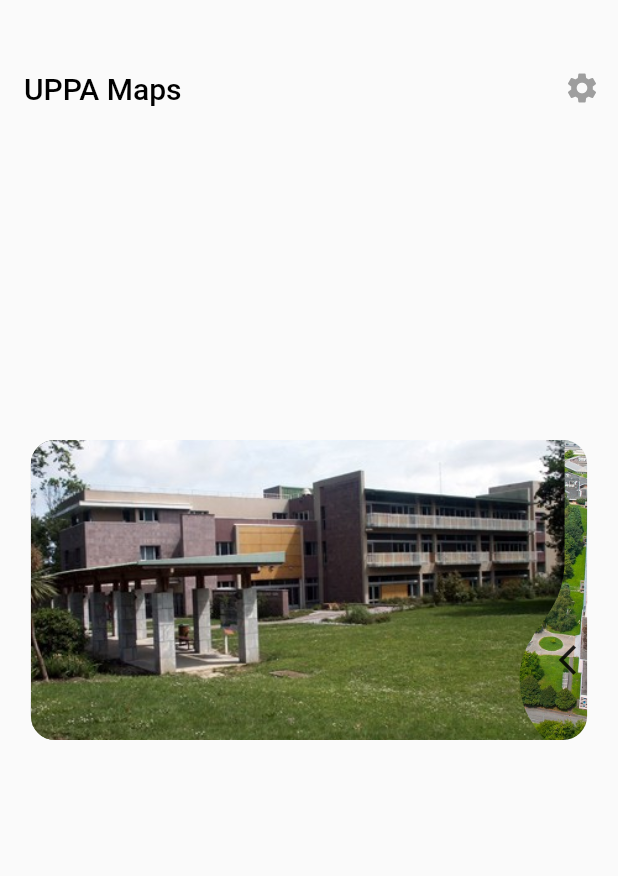
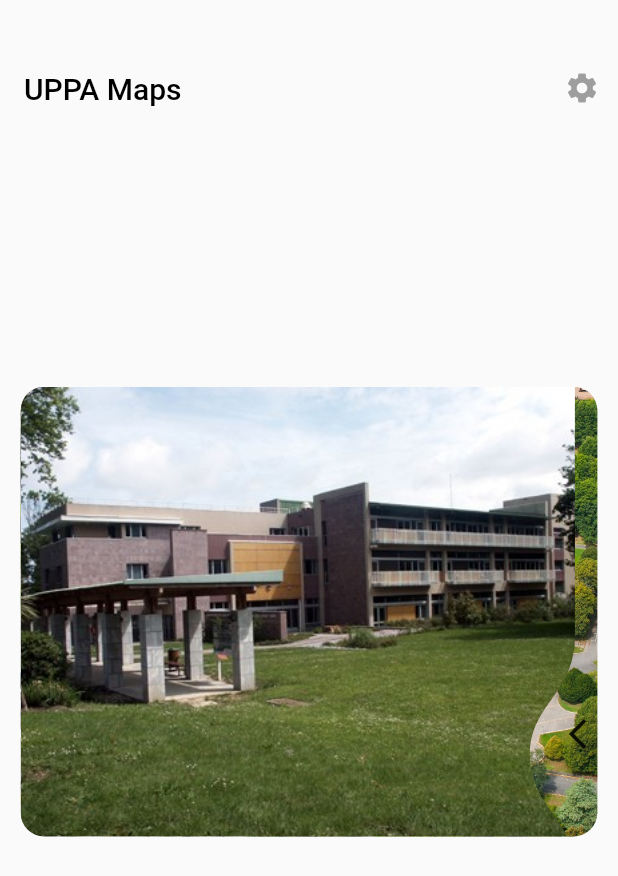
Before and after one commit to Boubourazi/prog_mobile, a Flutter app: the screen it shows after launch, on a phone screen of 412 x 824 dp. Shown: the top 876 px of the screen. Run offline on Flutter 3.47's test engine with Material 2 defaults, Android fonts, the phone set to English and light mode, and no system bars; drawn by our look-alikes of liquid_swipe; our stand-ins replace shared_preferences; missing offline and left inert: shared_preferences_web.

Commit message:
upgrade campus_picker.dart

```diff
--- a/lib/widgets/campus_picker.dart
+++ b/lib/widgets/campus_picker.dart
@@ -10,12 +10,13 @@ class CampusPicker extends StatelessWidget {
   @override
   Widget build(BuildContext context) {
     return Padding(
-      padding: EdgeInsets.all(MediaQuery.of(context).size.width / 20),
+      padding: EdgeInsets.all(MediaQuery.of(context).size.width / 30),
       child: ClipRRect(
         borderRadius: BorderRadius.circular(16),
         child: SizedBox(
-          height: 200,
+          height: 300,
           child: LiquidSwipe(
+            positionSlideIcon: 0.82,
             enableSideReveal: true,
             waveType: WaveType.liquidReveal,
             slideIconWidget: const Icon(Icons.arrow_back_ios_new),
--- a/lib/widgets/liquid_swipe_container.dart
+++ b/lib/widgets/liquid_swipe_container.dart
@@ -10,7 +10,7 @@ class LiquidSwipeContainer extends StatelessWidget {
   Widget build(BuildContext context) {
     return SizedBox(
       width: MediaQuery.of(context).size.width,
-      height: 200,
+      height: 300,
       child: FittedBox(
         fit: BoxFit.cover,
         child: child,
```
